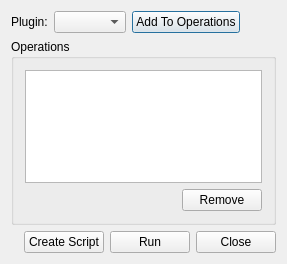
Above: src/AnyWave/Batch/AwBatchDialog.ui from HIP-infrastructure/anywave-code before the change. Below: the same form after it.
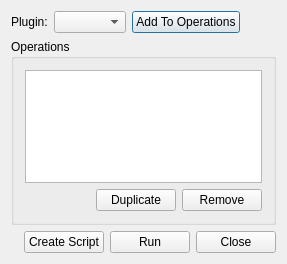
That is the form after the change. Icons and pictures are not drawn.

Commit message: Added h2 project into the main AnyWave project. Made it batch UI compatible.

The edit to the form file:
```diff
--- a/src/AnyWave/Batch/AwBatchDialog.ui
+++ b/src/AnyWave/Batch/AwBatchDialog.ui
@@ -92,6 +92,16 @@
           </property>
          </spacer>
         </item>
+        <item>
+         <widget class="QPushButton" name="buttonDuplicate">
+          <property name="toolTip">
+           <string>Duplicates the selected operations</string>
+          </property>
+          <property name="text">
+           <string>Duplicate</string>
+          </property>
+         </widget>
+        </item>
         <item>
          <widget class="QPushButton" name="buttonRemove">
           <property name="text">
```
Left out of the diff: 8 changed lines with no effect on the pictures. The commit also changes 28 other files.
